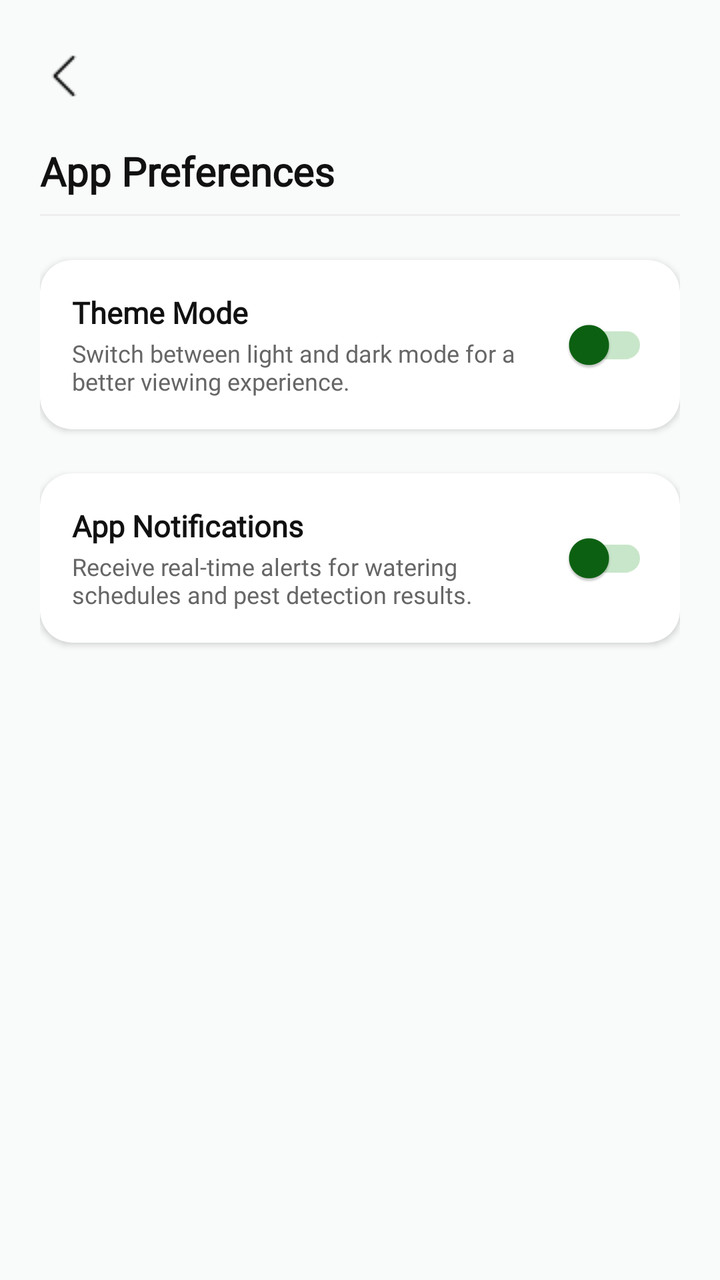
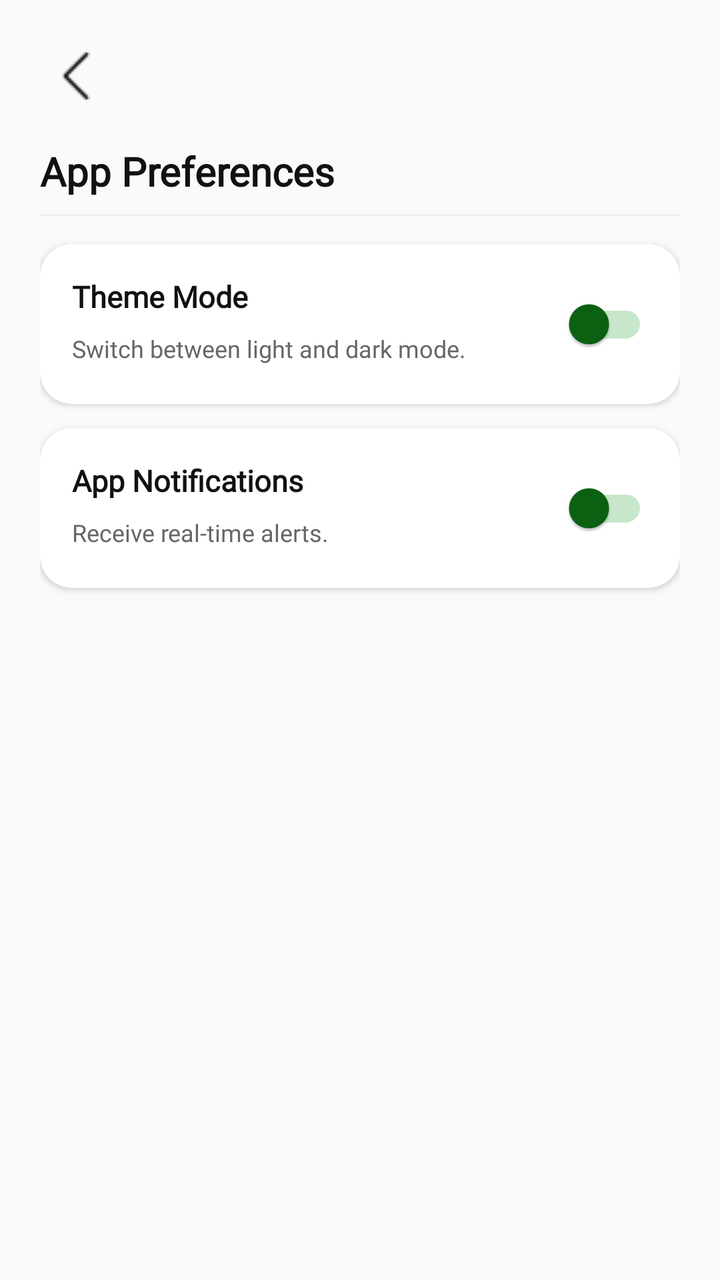

The first picture is an Android layout as it rendered before a commit; the second is the same layout after the commit. The layout source and the unified diff follow.
<!-- AndroidManifest.xml: application theme Theme.SmartGrow -->
<!-- res/layout/fragment_app_preferences.xml -->
<?xml version="1.0" encoding="utf-8"?>
<androidx.constraintlayout.widget.ConstraintLayout
    xmlns:android="http://schemas.android.com/apk/res/android"
    xmlns:app="http://schemas.android.com/apk/res-auto"
    android:layout_width="match_parent"
    android:layout_height="match_parent"
    android:background="#F9FAFA"
    android:padding="20dp">

    <ImageView
        android:id="@+id/btn_back_preferences"
        android:layout_width="wrap_content"
        android:layout_height="36dp"
        android:background="?attr/selectableItemBackgroundBorderless"
        android:clickable="true"
        android:focusable="true"
        android:src="@drawable/ic_back"
        app:layout_constraintStart_toStartOf="parent"
        app:layout_constraintTop_toTopOf="parent"
        android:contentDescription="Go back" />

    <TextView
        android:id="@+id/tv_preferences_title"
        android:layout_width="wrap_content"
        android:layout_height="wrap_content"
        android:layout_marginTop="16dp"
        android:text="App Preferences"
        android:textColor="#111111"
        android:textSize="20sp"
        android:textStyle="bold"
        android:fontFamily="@font/poppins"
        app:layout_constraintStart_toStartOf="parent"
        app:layout_constraintTop_toBottomOf="@id/btn_back_preferences" />

    <View
        android:id="@+id/header_divider"
        android:layout_width="match_parent"
        android:layout_height="1dp"
        android:background="#EEEEEE"
        android:layout_marginTop="8dp"
        app:layout_constraintTop_toBottomOf="@id/tv_preferences_title"/>

    <LinearLayout
        android:layout_width="match_parent"
        android:layout_height="wrap_content"
        android:layout_marginTop="12dp"
        android:orientation="vertical"
        app:layout_constraintTop_toBottomOf="@id/header_divider">

        <com.google.android.material.card.MaterialCardView
            android:layout_width="match_parent"
            android:layout_height="wrap_content"
            android:layout_marginBottom="12dp"
            app:cardBackgroundColor="#FFFFFF"
            app:cardCornerRadius="16dp"
            app:strokeWidth="0dp"
            android:layout_marginTop="10dp"
            app:cardElevation="2dp">

            <androidx.constraintlayout.widget.ConstraintLayout
                android:layout_width="match_parent"
                android:layout_height="wrap_content"
                android:padding="16dp">

                <TextView
                    android:id="@+id/tv_theme_title"
                    android:layout_width="0dp"
                    android:layout_height="wrap_content"
                    android:text="Theme Mode"
                    android:textColor="#111111"
                    android:textSize="15sp"
                    android:textStyle="bold"
                    android:fontFamily="@font/poppins"
                    app:layout_constraintStart_toStartOf="parent"
                    app:layout_constraintTop_toTopOf="parent"
                    app:layout_constraintEnd_toStartOf="@id/switch_theme" />

                <TextView
                    android:layout_width="0dp"
                    android:layout_height="wrap_content"
                    android:layout_marginTop="2dp"
                    android:text="Switch between light and dark mode for a better viewing experience."
                    android:textColor="#666666"
                    android:textSize="12sp"
                    android:fontFamily="@font/poppins"
                    app:layout_constraintStart_toStartOf="parent"
                    app:layout_constraintTop_toBottomOf="@id/tv_theme_title"
                    app:layout_constraintEnd_toStartOf="@id/switch_theme"
                    android:layout_marginEnd="16dp"/>

                <androidx.appcompat.widget.SwitchCompat
                    android:id="@+id/switch_theme"
                    android:layout_width="wrap_content"
                    android:layout_height="wrap_content"
                    app:thumbTint="#0C6211"
                    app:trackTint="#C8E6C9"
                    app:layout_constraintBottom_toBottomOf="parent"
                    app:layout_constraintEnd_toEndOf="parent"
                    app:layout_constraintTop_toTopOf="parent" />
            </androidx.constraintlayout.widget.ConstraintLayout>
        </com.google.android.material.card.MaterialCardView>

        <com.google.android.material.card.MaterialCardView
            android:layout_width="match_parent"
            android:layout_height="wrap_content"
            android:layout_marginBottom="12dp"
            app:cardBackgroundColor="#FFFFFF"
            app:cardCornerRadius="16dp"
            app:strokeWidth="0dp"
            android:layout_marginTop="10dp"
            app:cardElevation="2dp">

            <androidx.constraintlayout.widget.ConstraintLayout
                android:layout_width="match_parent"
                android:layout_height="wrap_content"
                android:padding="16dp">

                <TextView
                    android:id="@+id/tv_notif_title"
                    android:layout_width="0dp"
                    android:layout_height="wrap_content"
                    android:text="App Notifications"
                    android:textColor="#111111"
                    android:textSize="15sp"
                    android:textStyle="bold"
                    android:fontFamily="@font/poppins"
                    app:layout_constraintStart_toStartOf="parent"
                    app:layout_constraintTop_toTopOf="parent"
                    app:layout_constraintEnd_toStartOf="@id/switch_notifications" />

                <TextView
                    android:layout_width="0dp"
                    android:layout_height="wrap_content"
                    android:layout_marginTop="2dp"
                    android:text="Receive real-time alerts for watering schedules and pest detection results."
                    android:textColor="#666666"
                    android:textSize="12sp"
                    android:fontFamily="@font/poppins"
                    app:layout_constraintStart_toStartOf="parent"
                    app:layout_constraintTop_toBottomOf="@id/tv_notif_title"
                    app:layout_constraintEnd_toStartOf="@id/switch_notifications"
                    android:layout_marginEnd="16dp"/>

                <androidx.appcompat.widget.SwitchCompat
                    android:id="@+id/switch_notifications"
                    android:layout_width="wrap_content"
                    android:layout_height="wrap_content"
                    app:thumbTint="#0C6211"
                    app:trackTint="#C8E6C9"
                    app:layout_constraintBottom_toBottomOf="parent"
                    app:layout_constraintEnd_toEndOf="parent"
                    app:layout_constraintTop_toTopOf="parent" />
            </androidx.constraintlayout.widget.ConstraintLayout>
        </com.google.android.material.card.MaterialCardView>

    </LinearLayout>
</androidx.constraintlayout.widget.ConstraintLayout>
<!-- resources referenced by this layout -->
<resources>
  <!-- drawable ic_back: png bitmap (drawable, 215 bytes) -->
  <style name="Theme.SmartGrow" parent="Base.Theme.SmartGrow" />
  <style name="Base.Theme.SmartGrow" parent="Theme.Material3.DayNight.NoActionBar">
          <item name="android:windowBackground">@android:color/white</item>
          <item name="android:windowDisablePreview">true</item>
          <item name="android:statusBarColor">#0C6211</item>
          <item name="android:windowLightStatusBar" tools:targetApi="m">false</item>
      </style>
</resources>

<!-- the commit's change to res/layout/fragment_app_preferences.xml (unified diff, before → after) -->
@@ -7,151 +7,173 @@
     android:background="#F9FAFA"
     android:padding="20dp">
 
+    
     <ImageView
         android:id="@+id/btn_back_preferences"
-        android:layout_width="wrap_content"
+        android:layout_width="36dp"
         android:layout_height="36dp"
         android:background="?attr/selectableItemBackgroundBorderless"
         android:clickable="true"
         android:focusable="true"
+        android:padding="4dp"
         android:src="@drawable/ic_back"
         app:layout_constraintStart_toStartOf="parent"
         app:layout_constraintTop_toTopOf="parent"
         android:contentDescription="Go back" />
 
+    
     <TextView
         android:id="@+id/tv_preferences_title"
-        android:layout_width="wrap_content"
+        android:layout_width="0dp"
         android:layout_height="wrap_content"
         android:layout_marginTop="16dp"
+        android:fontFamily="@font/poppins"
         android:text="App Preferences"
         android:textColor="#111111"
         android:textSize="20sp"
         android:textStyle="bold"
-        android:fontFamily="@font/poppins"
+        app:layout_constraintEnd_toEndOf="parent"
         app:layout_constraintStart_toStartOf="parent"
         app:layout_constraintTop_toBottomOf="@id/btn_back_preferences" />
 
+    
     <View
         android:id="@+id/header_divider"
-        android:layout_width="match_parent"
+        android:layout_width="0dp"
         android:layout_height="1dp"
+        android:layout_marginTop="8dp"
         android:background="#EEEEEE"
+        app:layout_constraintEnd_toEndOf="parent"
+        app:layout_constraintStart_toStartOf="parent"
+        app:layout_constraintTop_toBottomOf="@id/tv_preferences_title" />
+
+    
+    <androidx.core.widget.NestedScrollView
+        android:layout_width="0dp"
+        android:layout_height="0dp"
         android:layout_marginTop="8dp"
-        app:layout_constraintTop_toBottomOf="@id/tv_preferences_title"/>
-
-    <LinearLayout
-        android:layout_width="match_parent"
-        android:layout_height="wrap_content"
-        android:layout_marginTop="12dp"
-        android:orientation="vertical"
+        android:fillViewport="true"
+        android:scrollbars="none"
+        app:layout_constraintBottom_toBottomOf="parent"
+        app:layout_constraintEnd_toEndOf="parent"
+        app:layout_constraintStart_toStartOf="parent"
         app:layout_constraintTop_toBottomOf="@id/header_divider">
 
-        <com.google.android.material.card.MaterialCardView
+        <LinearLayout
             android:layout_width="match_parent"
             android:layout_height="wrap_content"
-            android:layout_marginBottom="12dp"
-            app:cardBackgroundColor="#FFFFFF"
-            app:cardCornerRadius="16dp"
-            app:strokeWidth="0dp"
-            android:layout_marginTop="10dp"
-            app:cardElevation="2dp">
+            android:orientation="vertical"
+            android:paddingBottom="24dp">
 
-            <androidx.constraintlayout.widget.ConstraintLayout
+            
+            <com.google.android.material.card.MaterialCardView
                 android:layout_width="match_parent"
                 android:layout_height="wrap_content"
-                android:padding="16dp">
+                android:layout_marginVertical="6dp"
+                app:cardBackgroundColor="#FFFFFF"
+                app:cardCornerRadius="16dp"
+                app:cardElevation="2dp"
+                app:strokeWidth="0dp">
 
-                <TextView
-                    android:id="@+id/tv_theme_title"
-                    android:layout_width="0dp"
+                <androidx.constraintlayout.widget.ConstraintLayout
+                    android:layout_width="match_parent"
                     android:layout_height="wrap_content"
-                    android:text="Theme Mode"
-                    android:textColor="#111111"
-                    android:textSize="15sp"
-                    android:textStyle="bold"
-                    android:fontFamily="@font/poppins"
-                    app:layout_constraintStart_toStartOf="parent"
-                    app:layout_constraintTop_toTopOf="parent"
-                    app:layout_constraintEnd_toStartOf="@id/switch_theme" />
+                    android:padding="16dp">
 
-                <TextView
-                    android:layout_width="0dp"
-                    android:layout_height="wrap_content"
-                    android:layout_marginTop="2dp"
-                    android:text="Switch between light and dark mode for a better viewing experience."
-                    android:textColor="#666666"
-                    android:textSize="12sp"
-                    android:fontFamily="@font/poppins"
-                    app:layout_constraintStart_toStartOf="parent"
-                    app:layout_constraintTop_toBottomOf="@id/tv_theme_title"
-                    app:layout_constraintEnd_toStartOf="@id/switch_theme"
-                    android:layout_marginEnd="16dp"/>
+                    <TextView
+                        android:id="@+id/tv_theme_title"
+                        android:layout_width="0dp"
+                        android:layout_height="wrap_content"
+                        android:layout_marginEnd="16dp"
+                        android:fontFamily="@font/poppins"
+                        android:text="Theme Mode"
+                        android:textColor="#111111"
+                        android:textSize="15sp"
+                        android:textStyle="bold"
+                        app:layout_constraintEnd_toStartOf="@id/switch_theme"
+                        app:layout_constraintStart_toStartOf="parent"
+                        app:layout_constraintTop_toTopOf="parent" />
 
-                <androidx.appcompat.widget.SwitchCompat
-                    android:id="@+id/switch_theme"
-                    android:layout_width="wrap_content"
-                    android:layout_height="wrap_content"
-                    app:thumbTint="#0C6211"
-                    app:trackTint="#C8E6C9"
-                    app:layout_constraintBottom_toBottomOf="parent"
-                    app:layout_constraintEnd_toEndOf="parent"
-                    app:layout_constraintTop_toTopOf="parent" />
-            </androidx.constraintlayout.widget.ConstraintLayout>
-        </com.google.android.material.card.MaterialCardView>
+                    <TextView
+                        android:layout_width="0dp"
+                        android:layout_height="wrap_content"
+                        android:layout_marginTop="4dp"
+                        android:layout_marginEnd="16dp"
+                        android:fontFamily="@font/poppins"
+                        android:text="Switch between light and dark mode."
+                        android:textColor="#666666"
+                        android:textSize="12sp"
+                        app:layout_constraintBottom_toBottomOf="parent"
+                        app:layout_constraintEnd_toStartOf="@id/switch_theme"
+                        app:layout_constraintStart_toStartOf="parent"
+                        app:layout_constraintTop_toBottomOf="@id/tv_theme_title" />
 
-        <com.google.android.material.card.MaterialCardView
-            android:layout_width="match_parent"
-            android:layout_height="wrap_content"
-            android:layout_marginBottom="12dp"
-            app:cardBackgroundColor="#FFFFFF"
-            app:cardCornerRadius="16dp"
-            app:strokeWidth="0dp"
-            android:layout_marginTop="10dp"
-            app:cardElevation="2dp">
+                    <androidx.appcompat.widget.SwitchCompat
+                        android:id="@+id/switch_theme"
+                        android:layout_width="wrap_content"
+                        android:layout_height="wrap_content"
+                        app:layout_constraintBottom_toBottomOf="parent"
+                        app:layout_constraintEnd_toEndOf="parent"
+                        app:layout_constraintTop_toTopOf="parent"
+                        app:thumbTint="#0C6211"
+                        app:trackTint="#C8E6C9" />
+                </androidx.constraintlayout.widget.ConstraintLayout>
+            </com.google.android.material.card.MaterialCardView>
 
-            <androidx.constraintlayout.widget.ConstraintLayout
+            
+            <com.google.android.material.card.MaterialCardView
                 android:layout_width="match_parent"
                 android:layout_height="wrap_content"
-                android:padding="16dp">
+                android:layout_marginVertical="6dp"
+                app:cardBackgroundColor="#FFFFFF"
+                app:cardCornerRadius="16dp"
+                app:cardElevation="2dp"
+                app:strokeWidth="0dp">
 
-                <TextView
-                    android:id="@+id/tv_notif_title"
-                    android:layout_width="0dp"
+                <androidx.constraintlayout.widget.ConstraintLayout
+                    android:layout_width="match_parent"
                     android:layout_height="wrap_content"
-                    android:text="App Notifications"
-                    android:textColor="#111111"
-                    android:textSize="15sp"
-                    android:textStyle="bold"
-                    android:fontFamily="@font/poppins"
-                    app:layout_constraintStart_toStartOf="parent"
-                    app:layout_constraintTop_toTopOf="parent"
-                    app:layout_constraintEnd_toStartOf="@id/switch_notifications" />
+                    android:padding="16dp">
 
-                <TextView
-                    android:layout_width="0dp"
-                    android:layout_height="wrap_content"
-                    android:layout_marginTop="2dp"
-                    android:text="Receive real-time alerts for watering schedules and pest detection results."
-                    android:textColor="#666666"
-                    android:textSize="12sp"
-                    android:fontFamily="@font/poppins"
-                    app:layout_constraintStart_toStartOf="parent"
-                    app:layout_constraintTop_toBottomOf="@id/tv_notif_title"
-                    app:layout_constraintEnd_toStartOf="@id/switch_notifications"
-                    android:layout_marginEnd="16dp"/>
+                    <TextView
+                        android:id="@+id/tv_notif_title"
+                        android:layout_width="0dp"
+                        android:layout_height="wrap_content"
+                        android:layout_marginEnd="16dp"
+                        android:fontFamily="@font/poppins"
+                        android:text="App Notifications"
+                        android:textColor="#111111"
+                        android:textSize="15sp"
+                        android:textStyle="bold"
+                        app:layout_constraintEnd_toStartOf="@id/switch_notifications"
+                        app:layout_constraintStart_toStartOf="parent"
+                        app:layout_constraintTop_toTopOf="parent" />
 
-                <androidx.appcompat.widget.SwitchCompat
-                    android:id="@+id/switch_notifications"
-                    android:layout_width="wrap_content"
-                    android:layout_height="wrap_content"
-                    app:thumbTint="#0C6211"
-                    app:trackTint="#C8E6C9"
-                    app:layout_constraintBottom_toBottomOf="parent"
-                    app:layout_constraintEnd_toEndOf="parent"
-                    app:layout_constraintTop_toTopOf="parent" />
-            </androidx.constraintlayout.widget.ConstraintLayout>
-        </com.google.android.material.card.MaterialCardView>
+                    <TextView
+                        android:layout_width="0dp"
+                        android:layout_height="wrap_content"
+                        android:layout_marginTop="4dp"
+                        android:layout_marginEnd="16dp"
+                        android:fontFamily="@font/poppins"
+                        android:text="Receive real-time alerts."
+                        android:textColor="#666666"
+                        android:textSize="12sp"
+                        app:layout_constraintBottom_toBottomOf="parent"
+                        app:layout_constraintEnd_toStartOf="@id/switch_notifications"
+                        app:layout_constraintStart_toStartOf="parent"
+                        app:layout_constraintTop_toBottomOf="@id/tv_notif_title" />
 
-    </LinearLayout>
+                    <androidx.appcompat.widget.SwitchCompat
+                        android:id="@+id/switch_notifications"
+                        android:layout_width="wrap_content"
+                        android:layout_height="wrap_content"
+                        app:layout_constraintBottom_toBottomOf="parent"
+                        app:layout_constraintEnd_toEndOf="parent"
+                        app:layout_constraintTop_toTopOf="parent"
+                        app:thumbTint="#0C6211"
+                        app:trackTint="#C8E6C9" />
+                </androidx.constraintlayout.widget.ConstraintLayout>
+            </com.google.android.material.card.MaterialCardView>
+        </LinearLayout>
+    </androidx.core.widget.NestedScrollView>
 </androidx.constraintlayout.widget.ConstraintLayout>
<!-- resource entries referenced after the edit -->
@@ -7,6 +7,12 @@
           <item name="android:windowDisablePreview">true</item>
           <item name="android:statusBarColor">#0C6211</item>
           <item name="android:windowLightStatusBar" tools:targetApi="m">false</item>
+  
+          
+          <item name="android:navigationBarColor">#F9FAFA</item>
+  
+          
+          <item name="android:windowLightNavigationBar" tools:targetApi="o">true</item>
       </style>
 </resources>
 
